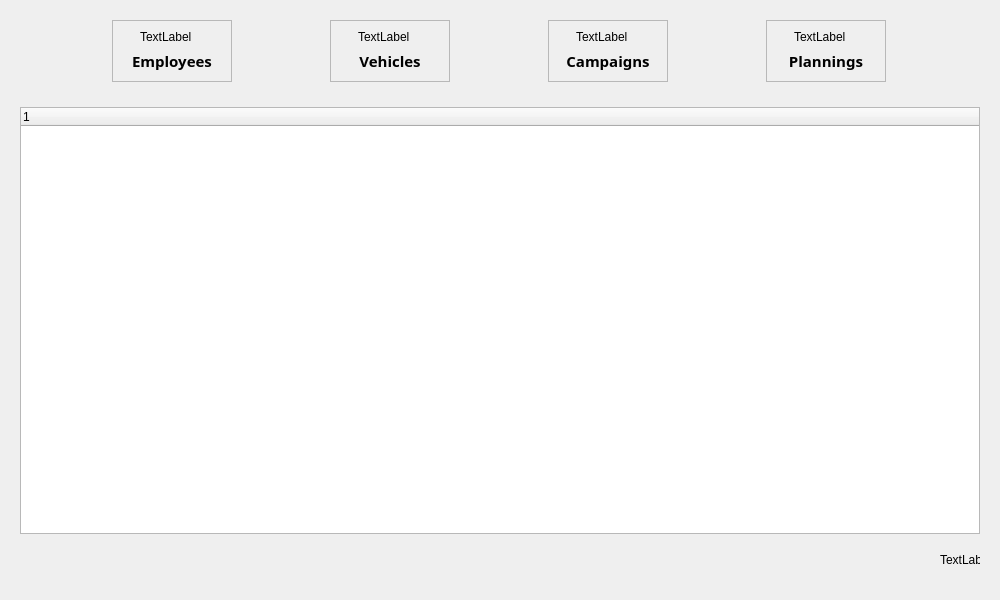
Old version of the form ui/main.ui in the repository YassineBaghdadi/TransportingPlanning.
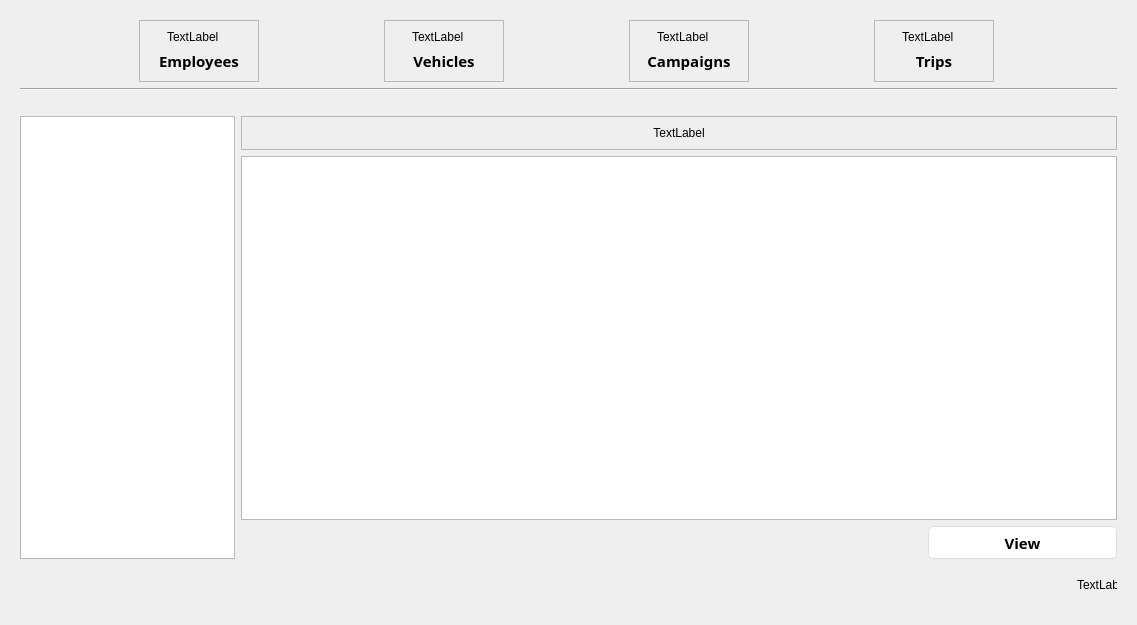
New version of the form.

```diff
--- a/ui/main.ui
+++ b/ui/main.ui
@@ -6,8 +6,8 @@
    <rect>
     <x>0</x>
     <y>0</y>
-    <width>1000</width>
-    <height>600</height>
+    <width>1137</width>
+    <height>625</height>
    </rect>
   </property>
   <property name="windowTitle">
@@ -827,7 +827,7 @@
            </font>
           </property>
           <property name="text">
-           <string>Plannings</string>
+           <string>Trips</string>
           </property>
           <property name="alignment">
            <set>Qt::AlignCenter</set>
@@ -839,37 +839,181 @@
      </item>
     </layout>
    </item>
+   <item>
+    <widget class="Line" name="line">
+     <property name="orientation">
+      <enum>Qt::Horizontal</enum>
+     </property>
+    </widget>
+   </item>
    <item>
     <layout class="QHBoxLayout" name="horizontalLayout_2">
      <property name="topMargin">
       <number>19</number>
      </property>
      <item>
-      <widget class="QTreeWidget" name="trips">
-       <property name="minimumSize">
+      <widget class="QTableWidget" name="trips_list">
+       <property name="maximumSize">
         <size>
-         <width>39</width>
-         <height>79</height>
+         <width>215</width>
+         <height>16777215</height>
         </size>
        </property>
        <property name="font">
         <font>
-         <pointsize>12</pointsize>
+         <family>Segoe Print</family>
+         <pointsize>10</pointsize>
+         <weight>75</weight>
+         <bold>true</bold>
         </font>
        </property>
-       <property name="uniformRowHeights">
-        <bool>false</bool>
+       <property name="editTriggers">
+        <set>QAbstractItemView::NoEditTriggers</set>
        </property>
-       <property name="sortingEnabled">
-        <bool>false</bool>
+       <property name="dragEnabled">
+        <bool>true</bool>
        </property>
-       <column>
-        <property name="text">
-         <string notr="true">1</string>
-        </property>
-       </column>
+       <property name="alternatingRowColors">
+        <bool>true</bool>
+       </property>
+       <property name="selectionMode">
+        <enum>QAbstractItemView::SingleSelection</enum>
+       </property>
+       <property name="selectionBehavior">
+        <enum>QAbstractItemView::SelectRows</enum>
+       </property>
+       <attribute name="horizontalHeaderVisible">
+        <bool>false</bool>
+       </attribute>
+       <attribute name="horizontalHeaderHighlightSections">
+        <bool>false</bool>
+       </attribute>
+       <attribute name="horizontalHeaderStretchLastSection">
+        <bool>false</bool>
+       </attribute>
+       <attribute name="verticalHeaderVisible">
+        <bool>false</bool>
+       </attribute>
+       <attribute name="verticalHeaderHighlightSections">
+        <bool>false</bool>
+       </attribute>
+       <attribute name="verticalHeaderStretchLastSection">
+        <bool>false</bool>
+       </attribute>
       </widget>
      </item>
+     <item>
+      <layout class="QVBoxLayout" name="verticalLayout">
+       <item>
+        <widget class="QFrame" name="noContentFrame">
+         <property name="frameShape">
+          <enum>QFrame::StyledPanel</enum>
+         </property>
+         <property name="frameShadow">
+          <enum>QFrame::Raised</enum>
+         </property>
+         <layout class="QVBoxLayout" name="verticalLayout_7">
+          <item>
+           <layout class="QVBoxLayout" name="verticalLayout_8">
+            <item>
+             <layout class="QHBoxLayout" name="horizontalLayout_9">
+              <item>
+               <widget class="QLabel" name="noContentIcon">
+                <property name="maximumSize">
+                 <size>
+                  <width>400</width>
+                  <height>300</height>
+                 </size>
+                </property>
+                <property name="text">
+                 <string>TextLabel</string>
+                </property>
+                <property name="alignment">
+                 <set>Qt::AlignBottom|Qt::AlignHCenter</set>
+                </property>
+               </widget>
+              </item>
+             </layout>
+            </item>
+           </layout>
+          </item>
+         </layout>
+        </widget>
+       </item>
+       <item>
+        <widget class="QTableWidget" name="trip_info">
+         <property name="maximumSize">
+          <size>
+           <width>16777215</width>
+           <height>16777215</height>
+          </size>
+         </property>
+         <property name="alternatingRowColors">
+          <bool>true</bool>
+         </property>
+         <property name="selectionMode">
+          <enum>QAbstractItemView::NoSelection</enum>
+         </property>
+         <property name="selectionBehavior">
+          <enum>QAbstractItemView::SelectRows</enum>
+         </property>
+         <property name="gridStyle">
+          <enum>Qt::DashLine</enum>
+         </property>
+         <property name="sortingEnabled">
+          <bool>true</bool>
+         </property>
+         <attribute name="verticalHeaderVisible">
+          <bool>false</bool>
+         </attribute>
+         <attribute name="verticalHeaderHighlightSections">
+          <bool>false</bool>
+         </attribute>
+        </widget>
+       </item>
+       <item>
+        <layout class="QHBoxLayout" name="horizontalLayout_8">
+         <item>
+          <spacer name="horizontalSpacer_2">
+           <property name="orientation">
+            <enum>Qt::Horizontal</enum>
+           </property>
+           <property name="sizeHint" stdset="0">
+            <size>
+             <width>40</width>
+             <height>20</height>
+            </size>
+           </property>
+          </spacer>
+         </item>
+         <item>
+          <widget class="QPushButton" name="view_btn">
+           <property name="minimumSize">
+            <size>
+             <width>189</width>
+             <height>33</height>
+            </size>
+           </property>
+           <property name="font">
+            <font>
+             <family>Segoe Print</family>
+             <pointsize>11</pointsize>
+             <weight>75</weight>
+             <bold>true</bold>
+            </font>
+           </property>
+           <property name="cursor">
+            <cursorShape>PointingHandCursor</cursorShape>
+           </property>
+           <property name="text">
+            <string>View</string>
+           </property>
+          </widget>
+         </item>
+        </layout>
+       </item>
+      </layout>
+     </item>
     </layout>
    </item>
    <item>
```
